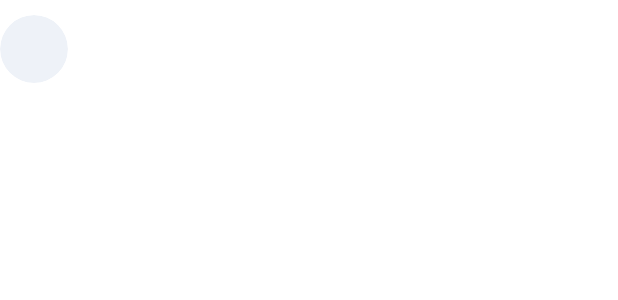
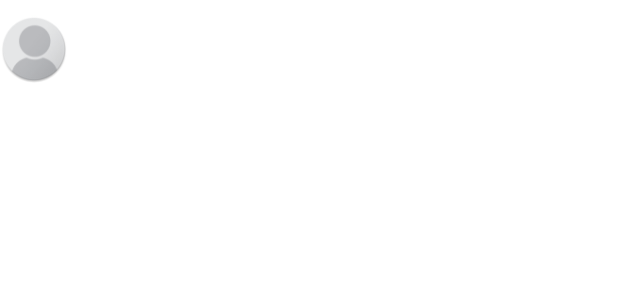
Before and after one commit to CEYGE/1clic1prof-app, an Android app: the layout item_contact.xml on its own in the app's theme, with its tools: preview values and no code run, on a phone screen of 412 x 824 dp. Shown: the top 300 px of the screen. Run offline under Robolectric (Android 15) with nearby library versions, the phone set to English and light mode, and no system bars; plain views replace RoundedImageView.

Commit message:
Added default profile picture

```diff
--- a/app/src/main/java/fr/clic1prof/activities/contacts/impl/StudentContactActivity.java
+++ b/app/src/main/java/fr/clic1prof/activities/contacts/impl/StudentContactActivity.java
@@ -19,7 +19,7 @@ public class StudentContactActivity extends ContactActivity {
 
     @Override
     protected void createAdapter() {
-        rvContacts = (RecyclerView) getActivity().findViewById(R.id.rvContacts);
+        rvContacts = getActivity().findViewById(R.id.rvContacts);
         adapter = new StudentContactsAdapter(contacts);
         rvContacts.setAdapter(adapter);
         rvContacts.setLayoutManager(new LinearLayoutManager(getActivity()));
--- a/app/src/main/res/layout/item_contact.xml
+++ b/app/src/main/res/layout/item_contact.xml
@@ -35,7 +35,7 @@
         android:layout_width="45dp"
         android:layout_height="45dp"
         android:scaleType="fitCenter"
-        android:src="@drawable/rounded_bg"
+        android:src="@mipmap/default_profile_picture_round"
         app:layout_constraintStart_toStartOf="parent"
         app:layout_constraintTop_toTopOf="parent"
         app:riv_border_color="#333333"
```
Also changed, not shown: app/src/main/java/fr/clic1prof/activities/contacts/ContactActivity.java (+0 -8 lines), app/src/main/default_profile_picture-playstore.png (added), app/src/main/res/mipmap-hdpi/default_profile_picture.png (added), app/src/main/res/mipmap-hdpi/default_profile_picture_foreground.png (added), app/src/main/res/mipmap-hdpi/default_profile_picture_round.png (added), app/src/main/res/mipmap-mdpi/default_profile_picture.png (added), app/src/main/res/mipmap-mdpi/default_profile_picture_foreground.png (added), app/src/main/res/mipmap-mdpi/default_profile_picture_round.png (added), app/src/main/res/mipmap-xhdpi/default_profile_picture.png (added), app/src/main/res/mipmap-xhdpi/default_profile_picture_foreground.png (added), app/src/main/res/mipmap-xhdpi/default_profile_picture_round.png (added), app/src/main/res/mipmap-xxhdpi/default_profile_picture.png (added), app/src/main/res/mipmap-xxhdpi/default_profile_picture_foreground.png (added), app/src/main/res/mipmap-xxhdpi/default_profile_picture_round.png (added), 3 more files.
